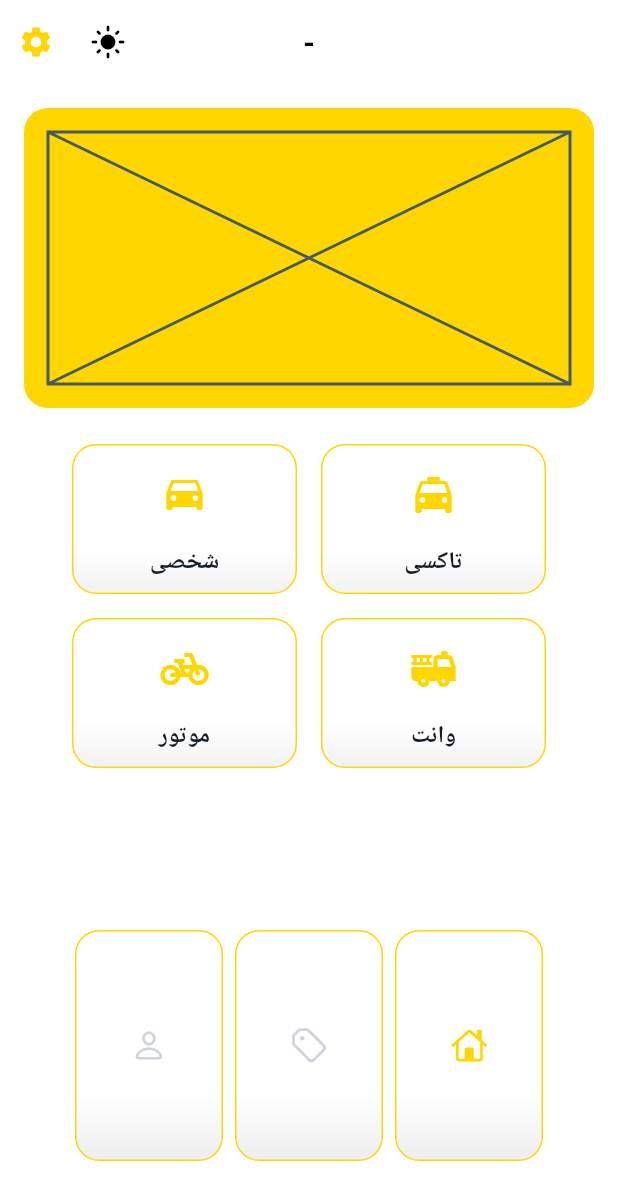
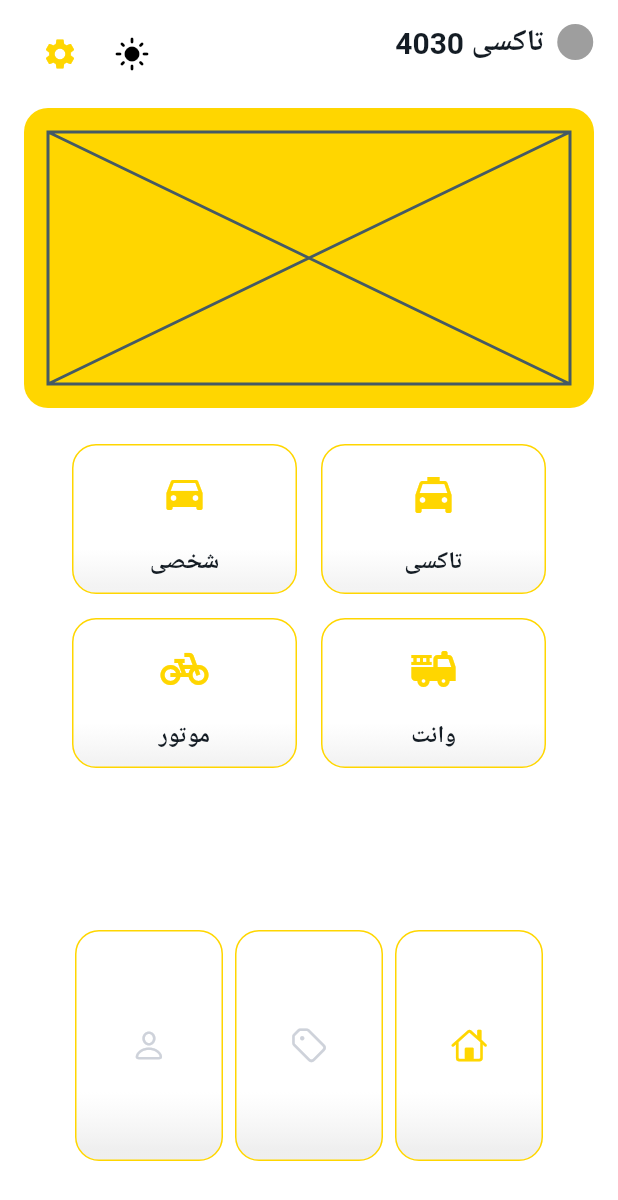
Before and after one commit to Future-CTOS/taxi-4030, a Flutter app: the screen it shows after launch, on a phone screen of 412 x 824 dp. Shown: the top 1200 px of the screen. Run offline on Flutter 3.47's test engine with Material 3 defaults, Android fonts, the phone set to English and light mode, and no system bars; our stand-ins replace dio, either_dart, get, get_storage, logger, octo_image; statements that could not run were skipped.

Commit message:
fix: change leading of customScaffold

```diff
--- a/lib/src/components/scaffold.dart
+++ b/lib/src/components/scaffold.dart
@@ -16,7 +16,6 @@ class CustomScaffold extends StatelessWidget {
     this.title,
     this.appBarTitle,
     this.bottomNavigationBar,
-    this.onBackTap,
     this.onRefresh,
     this.showEndDrawer,
     this.resizeToAvoidBottomInset,
@@ -28,8 +27,6 @@ class CustomScaffold extends StatelessWidget {
   final bool? showEndDrawer;
   final bool? resizeToAvoidBottomInset;
   final PreferredSizeWidget? appBar;
-
-  final Function()? onBackTap;
   final Future<void> Function()? onRefresh;
 
   final Widget body;
@@ -38,13 +35,14 @@ class CustomScaffold extends StatelessWidget {
   @override
   Widget build(BuildContext context) {
     final ThemeController themeController = Get.find();
-
+    final bool canPop = Navigator.of(context).canPop();
     return Obx(() {
       final isDark = themeController.themeMode.value == ThemeMode.dark;
       return Scaffold(
         endDrawer: showEndDrawer ?? false ? _endDrawerWidget(context) : null,
-        appBar: appBar ?? _appBar(context, isDark, themeController),
-        body: _body(context),
+        appBar:
+            appBar ?? _appBar(context, isDark, themeController, canPop: canPop),
+        body: SafeArea(child: _body(context)),
         bottomNavigationBar: bottomNavigationBar,
         resizeToAvoidBottomInset: resizeToAvoidBottomInset,
       );
@@ -69,7 +67,7 @@ class CustomScaffold extends StatelessWidget {
         const Divider(),
         AppSpacing.mediumVerticalSpacer,
         InkWell(
-          onTap: () => Get.offAllNamed(TaxiRouteNames.loginPage.path),
+          onTap: () => Get.offAllNamed(TaxiRouteNames.phoneInput.path),
           child: Row(
             mainAxisAlignment: MainAxisAlignment.center,
             children: [
@@ -133,23 +131,26 @@ class CustomScaffold extends StatelessWidget {
   AppBar _appBar(
     BuildContext context,
     bool isDark,
-    ThemeController themeController,
-  ) => AppBar(
+    ThemeController themeController, {
+    required bool canPop,
+  }) => AppBar(
     backgroundColor: Theme.of(context).colorScheme.surface,
     automaticallyImplyLeading: false,
-    leading: onBackTap != null
-        ? IconButton(
-            onPressed: onBackTap!,
-            icon: const Icon(Icons.arrow_back, color: Colors.white),
-          )
-        : null,
+    actionsPadding: AppSpacing.largePadding,
     actions: [
-      if (appBarTitle != null) ...[appBarTitle!, const Spacer()],
-      IconButton(
-        tooltip: 'Toggle Theme',
-        icon: Icon(isDark ? Icons.dark_mode : Icons.light_mode),
-        onPressed: () => themeController.toggleTheme(),
-      ),
+      _logo(context),
+      const Spacer(),
+      if (canPop)
+        IconButton(
+          icon: Icon(Icons.arrow_forward_ios_rounded),
+          onPressed: () => Get.back(),
+        )
+      else
+        IconButton(
+          tooltip: 'Toggle Theme',
+          icon: Icon(isDark ? Icons.dark_mode : Icons.light_mode),
+          onPressed: () => themeController.toggleTheme(),
+        ),
       if (showEndDrawer ?? false) _endDrawerBuilder(),
     ],
     title: title != null ? Text(title!) : null,
@@ -188,4 +189,16 @@ class CustomScaffold extends StatelessWidget {
       ),
     ),
   );
+
+  Widget _logo(BuildContext context) => Row(
+    children: [
+      Container(
+        width: 25,
+        height: 25,
+        decoration: BoxDecoration(color: Colors.grey, shape: BoxShape.circle),
+      ),
+      AppSpacing.mediumHorizontalSpacer,
+      Text('تاکسی 4030', style: Theme.of(context).textTheme.titleLarge),
+    ],
+  );
 }
```
